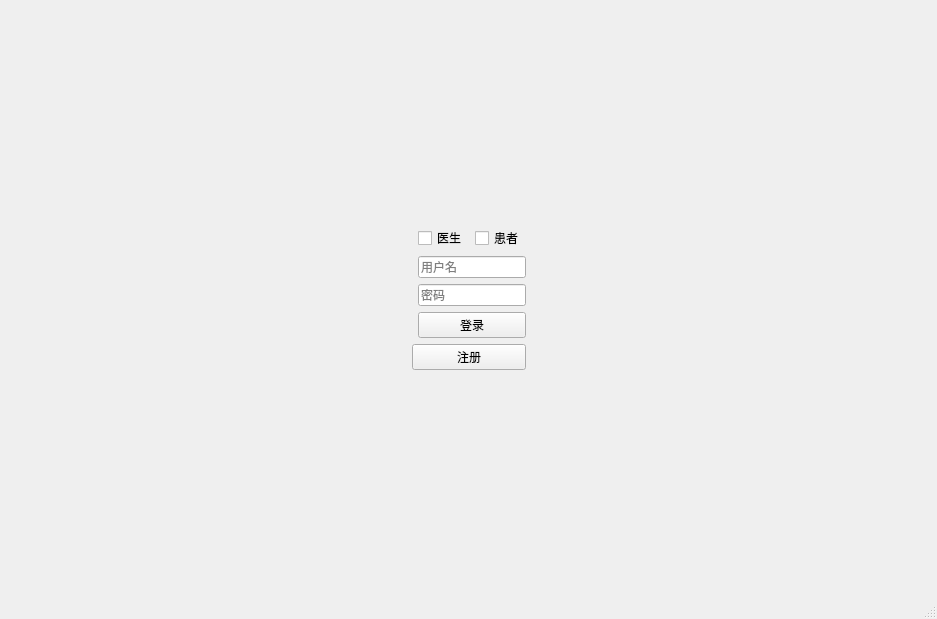
First picture: the form in ui/mainwindow.ui, repository BottleOfErie/SmartHospital, before the edit.
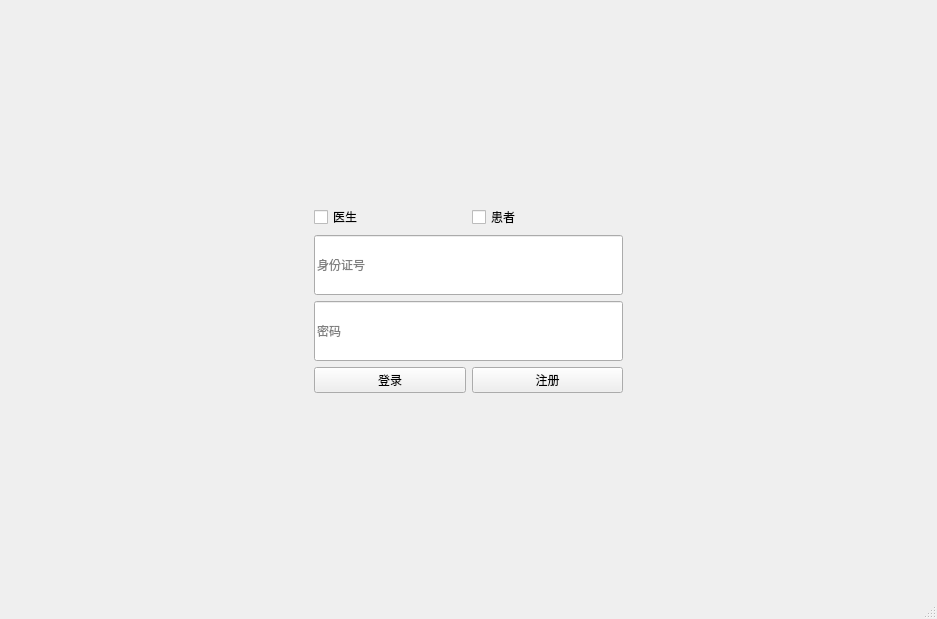
Second picture: the form after the edit. Icons and pictures are not drawn.

Commit message: 添加界面背景

The edit to the form file:
```diff
--- a/ui/mainwindow.ui
+++ b/ui/mainwindow.ui
@@ -18,112 +18,71 @@
   </property>
   <widget class="QWidget" name="centralwidget">
    <property name="styleSheet">
-    <string notr="true">#centralwidget{background-image: url(:/images/01.jpg);}</string>
+    <string notr="true">#centralwidget{border-image: url(:/images/02.jpg);}</string>
    </property>
-   <layout class="QGridLayout" name="gridLayout_2">
-    <item row="0" column="0">
-     <layout class="QGridLayout" name="gridLayout">
-      <item row="6" column="4">
-       <spacer name="horizontalSpacer">
-        <property name="orientation">
-         <enum>Qt::Horizontal</enum>
-        </property>
-        <property name="sizeHint" stdset="0">
-         <size>
-          <width>40</width>
-          <height>20</height>
-         </size>
-        </property>
-       </spacer>
-      </item>
-      <item row="7" column="4">
-       <spacer name="horizontalSpacer_4">
-        <property name="orientation">
-         <enum>Qt::Horizontal</enum>
-        </property>
-        <property name="sizeHint" stdset="0">
-         <size>
-          <width>40</width>
-          <height>20</height>
-         </size>
-        </property>
-       </spacer>
-      </item>
-      <item row="0" column="0">
-       <spacer name="horizontalSpacer_6">
-        <property name="orientation">
-         <enum>Qt::Horizontal</enum>
-        </property>
-        <property name="sizeHint" stdset="0">
-         <size>
-          <width>40</width>
-          <height>20</height>
-         </size>
-        </property>
-       </spacer>
-      </item>
-      <item row="7" column="0">
-       <spacer name="horizontalSpacer_3">
-        <property name="orientation">
-         <enum>Qt::Horizontal</enum>
-        </property>
-        <property name="sizeHint" stdset="0">
-         <size>
-          <width>40</width>
-          <height>20</height>
-         </size>
+   <layout class="QHBoxLayout" name="horizontalLayout_3" stretch="1,1,1">
+    <property name="spacing">
+     <number>6</number>
+    </property>
+    <property name="leftMargin">
+     <number>0</number>
+    </property>
+    <property name="topMargin">
+     <number>0</number>
+    </property>
+    <property name="rightMargin">
+     <number>0</number>
+    </property>
+    <property name="bottomMargin">
+     <number>0</number>
+    </property>
+    <item>
+     <widget class="QLabel" name="label">
+      <property name="text">
+       <string/>
+      </property>
+     </widget>
+    </item>
+    <item>
+     <layout class="QVBoxLayout" name="verticalLayout_2">
+      <property name="sizeConstraint">
+       <enum>QLayout::SetMinimumSize</enum>
+      </property>
+      <item>
+       <widget class="QLabel" name="label_3">
+        <property name="text">
+         <string/>
         </property>
-       </spacer>
+       </widget>
       </item>
-      <item row="0" column="2">
+      <item>
+       <layout class="QVBoxLayout" name="verticalLayout">
+        <item>
+         <layout class="QHBoxLayout" name="horizontalLayout_2">
+          <item>
        <widget class="QCheckBox" name="checkBox">
         <property name="text">
          <string>医生</string>
         </property>
        </widget>
       </item>
-      <item row="6" column="0">
-       <spacer name="horizontalSpacer_2">
-        <property name="orientation">
-         <enum>Qt::Horizontal</enum>
-        </property>
-        <property name="sizeHint" stdset="0">
-         <size>
-          <width>40</width>
-          <height>20</height>
-         </size>
-        </property>
-       </spacer>
-      </item>
-      <item row="0" column="4">
-       <spacer name="horizontalSpacer_5">
-        <property name="orientation">
-         <enum>Qt::Horizontal</enum>
-        </property>
-        <property name="sizeHint" stdset="0">
-         <size>
-          <width>40</width>
-          <height>20</height>
-         </size>
-        </property>
-       </spacer>
-      </item>
-      <item row="0" column="3">
+          <item>
        <widget class="QCheckBox" name="checkBox_2">
         <property name="text">
          <string>患者</string>
         </property>
        </widget>
       </item>
-      <item row="7" column="1" colspan="3">
-       <widget class="QPushButton" name="RegisterButton">
-        <property name="text">
-         <string>注册</string>
-        </property>
-       </widget>
-      </item>
-      <item row="1" column="2" colspan="2">
+         </layout>
+        </item>
+        <item>
        <widget class="QLineEdit" name="username">
+          <property name="minimumSize">
+           <size>
+            <width>100</width>
+            <height>60</height>
+           </size>
+          </property>
         <property name="toolTip">
          <string>&lt;html&gt;&lt;head/&gt;&lt;body&gt;&lt;p&gt;&lt;br/&gt;&lt;/p&gt;&lt;/body&gt;&lt;/html&gt;</string>
         </property>
@@ -131,12 +90,18 @@
          <string/>
         </property>
         <property name="placeholderText">
-         <string>用户名</string>
+           <string>身份证号</string>
         </property>
        </widget>
       </item>
-      <item row="2" column="2" colspan="2">
+        <item>
        <widget class="QLineEdit" name="password">
+          <property name="minimumSize">
+           <size>
+            <width>30</width>
+            <height>60</height>
+           </size>
+          </property>
         <property name="text">
          <string/>
         </property>
@@ -145,67 +110,45 @@
         </property>
        </widget>
       </item>
-      <item row="6" column="2" colspan="2">
+        <item>
+         <layout class="QHBoxLayout" name="horizontalLayout_4">
+          <property name="sizeConstraint">
+           <enum>QLayout::SetDefaultConstraint</enum>
+          </property>
+          <item>
        <widget class="QPushButton" name="LoginButton">
         <property name="text">
          <string>登录</string>
         </property>
        </widget>
       </item>
-      <item row="1" column="4">
-       <spacer name="horizontalSpacer_7">
-        <property name="orientation">
-         <enum>Qt::Horizontal</enum>
-        </property>
-        <property name="sizeHint" stdset="0">
-         <size>
-          <width>40</width>
-          <height>20</height>
-         </size>
-        </property>
-       </spacer>
-      </item>
-      <item row="1" column="0">
-       <spacer name="horizontalSpacer_8">
-        <property name="orientation">
-         <enum>Qt::Horizontal</enum>
-        </property>
-        <property name="sizeHint" stdset="0">
-         <size>
-          <width>40</width>
-          <height>20</height>
-         </size>
-        </property>
-       </spacer>
-      </item>
-      <item row="2" column="0">
-       <spacer name="horizontalSpacer_9">
-        <property name="orientation">
-         <enum>Qt::Horizontal</enum>
-        </property>
-        <property name="sizeHint" stdset="0">
-         <size>
-          <width>40</width>
-          <height>20</height>
-         </size>
-        </property>
-       </spacer>
+          <item>
+           <widget class="QPushButton" name="RegisterButton">
+            <property name="text">
+             <string>注册</string>
+            </property>
+           </widget>
+          </item>
+         </layout>
+        </item>
+       </layout>
       </item>
-      <item row="2" column="4">
-       <spacer name="horizontalSpacer_10">
-        <property name="orientation">
-         <enum>Qt::Horizontal</enum>
+      <item>
+       <widget class="QLabel" name="label_4">
+        <property name="text">
+         <string/>
         </property>
-        <property name="sizeHint" stdset="0">
-         <size>
-          <width>40</width>
-          <height>20</height>
-         </size>
-        </property>
-       </spacer>
+       </widget>
       </item>
      </layout>
     </item>
+    <item>
+     <widget class="QLabel" name="label_2">
+      <property name="text">
+       <string/>
+      </property>
+     </widget>
+    </item>
    </layout>
   </widget>
   <widget class="QMenuBar" name="menubar">
```
Lines whose indentation alone changed are shown as unchanged. The commit also changes 3 other files.
